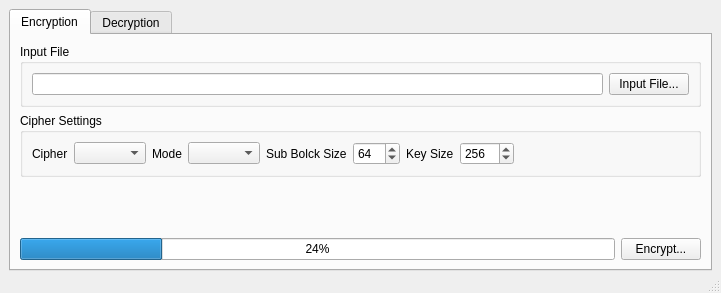
Above: qt/main.ui from jpastuszek/cipher before the change. Below: the same form after it.
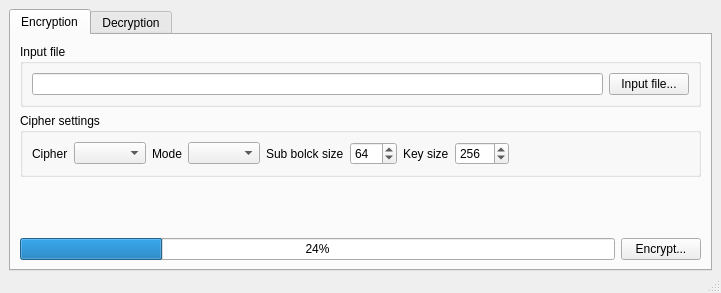
That is the form after the change.

Commit message: encryption password dialog password

Patch:
```diff
--- a/qt/main.ui
+++ b/qt/main.ui
@@ -33,7 +33,7 @@
           <item>
            <widget class="QGroupBox" name="groupBox_2">
             <property name="title">
-             <string>Input File</string>
+             <string>Input file</string>
             </property>
             <layout class="QHBoxLayout" name="horizontalLayout_3">
              <item>
@@ -46,7 +46,7 @@
              <item>
               <widget class="QPushButton" name="encryption_input_file_button">
                <property name="text">
-                <string>Input File...</string>
+                <string>Input file...</string>
                </property>
               </widget>
              </item>
@@ -58,7 +58,7 @@
         <item>
          <widget class="QGroupBox" name="groupBox">
           <property name="title">
-           <string>Cipher Settings</string>
+           <string>Cipher settings</string>
           </property>
           <layout class="QHBoxLayout" name="horizontalLayout_2">
            <item>
@@ -84,7 +84,7 @@
            <item>
             <widget class="QLabel" name="label_3">
              <property name="text">
-              <string>Sub Bolck Size</string>
+              <string>Sub bolck size</string>
              </property>
             </widget>
            </item>
@@ -107,7 +107,7 @@
            <item>
             <widget class="QLabel" name="label_4">
              <property name="text">
-              <string>Key Size</string>
+              <string>Key size</string>
              </property>
             </widget>
            </item>
```
Left out of the diff: 6 changed lines with no effect on the pictures. The commit also changes 4 other files.
